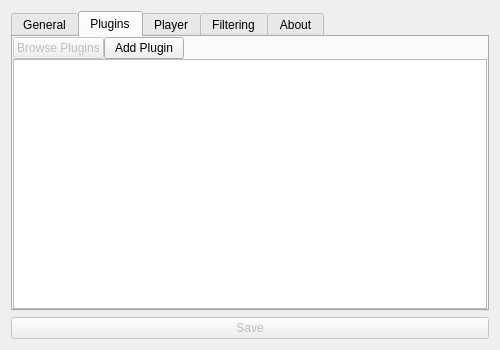
First picture: the form in application/src/ui/forms/settings/settingsform.ui, repository BowDown097/QtTube, before the edit.
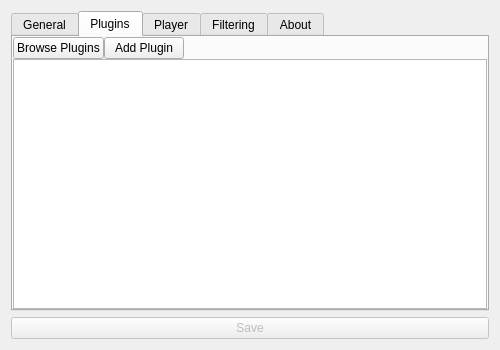
Second picture: the form after the edit. The open tabs and pages were chosen to show the change.

Diff of the .ui file:
```diff
--- a/application/src/ui/forms/settings/settingsform.ui
+++ b/application/src/ui/forms/settings/settingsform.ui
@@ -193,7 +193,7 @@
          <item>
           <widget class="QPushButton" name="browsePluginsButton">
            <property name="enabled">
-            <bool>false</bool>
+            <bool>true</bool>
            </property>
            <property name="text">
             <string>Browse Plugins</string>
```
